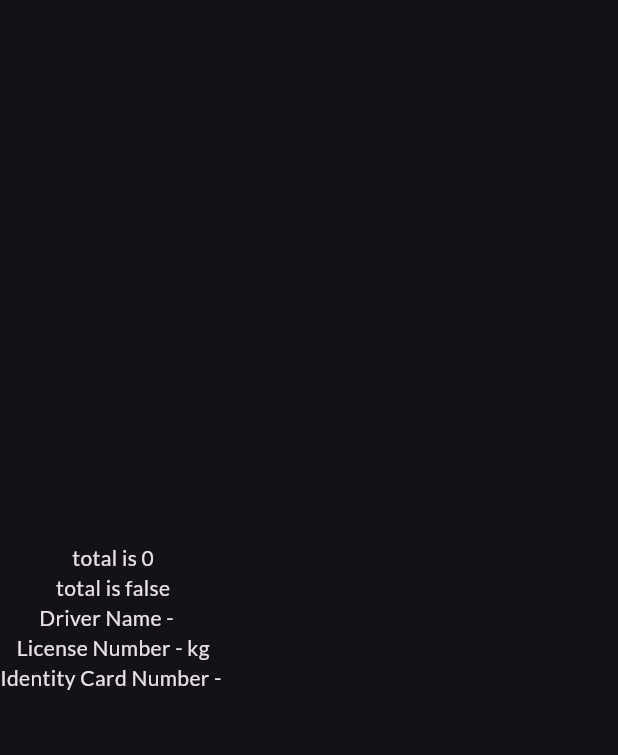
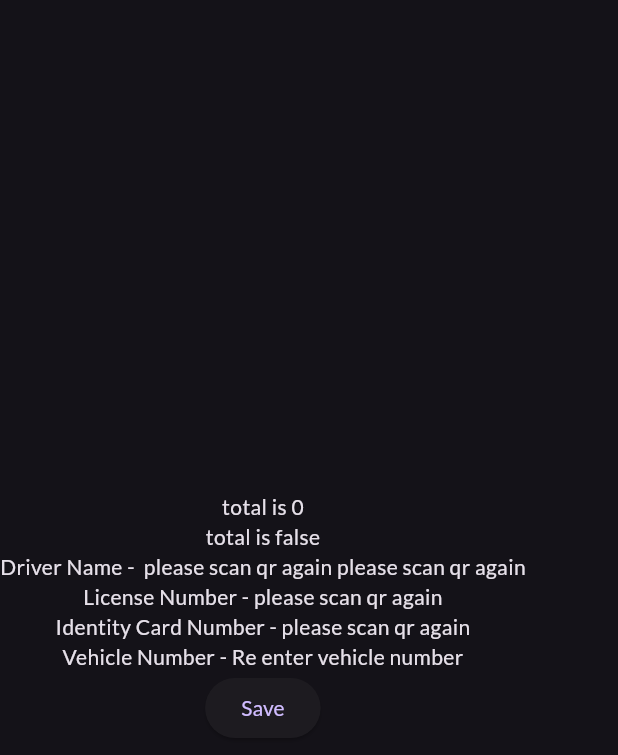
Before and after one commit to ShankaVisal/Smart_Fine_System_new, a Flutter app: the userFines screen opened directly with empty values, on a phone screen of 412 x 824 dp. Shown: the top 755 px of the screen. Run offline on Flutter 3.47's test engine with Material 3 defaults, Android fonts, the phone set to English and light mode, and no system bars; our stand-ins replace cloud_firestore, firebase_auth, firebase_core, lottie; missing offline and left inert: encrypt, flutter_barcode_scanner, mongo_dart; accounts and stored records are empty.

Commit message:
user fine store in the mongo db

```diff
--- a/lib/user fines.dart
+++ b/lib/Fines/user fines.dart
@@ -1,7 +1,8 @@
 import 'package:flutter/material.dart';
 import 'package:untitled27/MyGlobals.dart';
 
-import 'fines.dart';
+import '../dbHelper/mongodb.dart';
+import '../fines.dart';
 
 class userFines extends StatefulWidget {
   final int total;
@@ -14,6 +15,7 @@ class userFines extends StatefulWidget {
 class _userFinesState extends State<userFines> {
   @override
   Widget build(BuildContext context) {
+    int total1 = widget.total;
     return Scaffold(
       body: Column(
         mainAxisAlignment: MainAxisAlignment.center,
@@ -25,21 +27,28 @@ class _userFinesState extends State<userFines> {
               "${globaldata().driverLastName}"),
           Text("License Number - ${globaldata().driverLicenseNumber}"),
           Text("Identity Card Number - ${globaldata().DriverID}"),
+          Text("Vehicle Number - ${globaldata().vehicleNumber}"),
           Column(
             children: [
               for (var fine in fines)
                 Column(
                   children: [
-                    if (fine.isChecked) Row(
-                      children: [
-                        Text(fine.name),
-                        Text("${fine.amount}"),
-                      ],
-                    ),
-
+                    if (fine.isChecked)
+                      Row(
+                        children: [
+                          Text(fine.name),
+                          Text("${fine.amount}"),
+                        ],
+                      ),
                   ],
                 )
             ],
+          ),
+          ElevatedButton(
+            onPressed: () async {
+              await MongoDatabase.saveFinesToDatabase(total1); // Call the method from MongoDatabase class
+            },
+            child: Text('Save'),
           )
         ],
       ),
--- a/lib/Home Page.dart
+++ b/lib/Home Page.dart
@@ -8,7 +8,7 @@ import 'package:untitled27/testingpage.dart';
 
 import 'LicenseDataBase/displayEditForLicense.dart';
 import 'RevenueLicenseDataBase/displayRevenueLicenseData.dart';
-import 'issueFines.dart';
+import 'fines/issueFines.dart';
 
 final ButtonStyle mainCardStyle = ElevatedButton.styleFrom(
   elevation: 20,
--- a/lib/MyGlobals.dart
+++ b/lib/MyGlobals.dart
@@ -1,10 +1,9 @@
 class globaldata {
-  String driverFirstName = "";
-  String driverLastName = "";
-  String DriverID = "";
-  String driverLicenseNumber = "kg";
-  String vehicleNumber = "sss";
-  String vehicleCategory = "";
+  String driverFirstName = "please scan qr again";
+  String driverLastName = "please scan qr again";
+  String DriverID = "please scan qr again";
+  String driverLicenseNumber = "please scan qr again";
+  String vehicleNumber = "Re enter vehicle number";
 
 
   // Singleton pattern
--- a/lib/RevenueLicenseDataBase/Display Detatils.dart
+++ b/lib/RevenueLicenseDataBase/Display Detatils.dart
@@ -1,4 +1,5 @@
 import 'package:flutter/material.dart';
+import 'package:untitled27/MyGlobals.dart';
 
 import '../dbHelper/mongodb.dart';
 
@@ -39,6 +40,7 @@ class _displayDetailsState extends State<displayDetails> {
               child: Text('No data available.'),
             );
           } else {
+            globaldata().vehicleNumber = widget.vehicleNumber;
             // Display the data in a ListView
             return ListView.builder(
               itemCount: snapshot.data!.length,
--- a/lib/dbHelper/constant.dart
+++ b/lib/dbHelper/constant.dart
@@ -4,5 +4,7 @@ const USER_COLLECTION ='youtube';
 const MONGO_RE_LI_CONN_URL ='mongodb+srv://shankavisal:shankavisal@cluster0.mvsfcc1.mongodb.net/MiniProject?retryWrites=true&w=majority';
 const RE_LI_COLLECTION ='Vehicle Revenue License';
 
+const USER_FINES = 'User Fines';
+
 // user = 'shankavisal'
 // password = 'shankavisal'
```
Also changed, not shown: lib/Fines/issueFines.dart (renamed from lib/issueFines.dart, +3 -4 lines), lib/dbHelper/mongodb.dart (+57 -1 lines), pubspec.lock.
